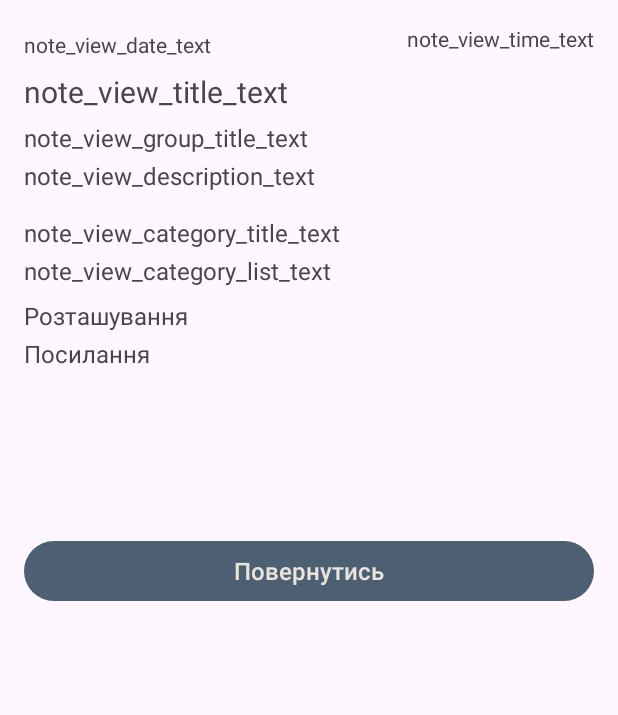
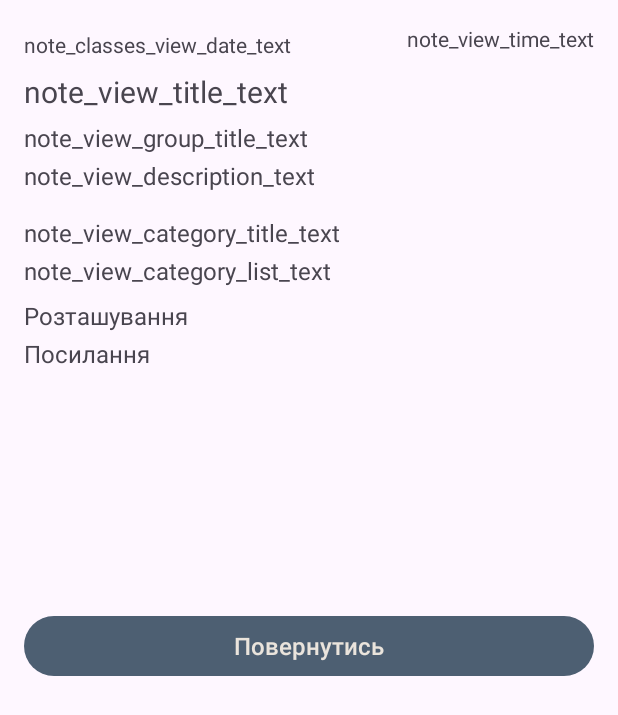
Before and after one commit to MasterNikPro/piv_dev_project, an Android app: the LessonViewClasses screen opened directly, with no data from a screen before it, on a phone screen of 412 x 824 dp. Shown: the top 715 px of the screen. Run offline under Robolectric (Android 15) with nearby library versions, the phone set to English and light mode, and no system bars.

Commit message:
Update activity_lesson_view_classes.xml

```diff
--- a/app/src/main/res/layout/activity_lesson_view_classes.xml
+++ b/app/src/main/res/layout/activity_lesson_view_classes.xml
@@ -31,15 +31,15 @@
                 <TextView
                     android:layout_marginTop="4dp"
                     android:layout_marginBottom="8dp"
-                    android:id="@+id/note_view_date_text_view"
+                    android:id="@+id/note_classes_view_date_text_view"
                     android:layout_width="wrap_content"
                     android:layout_height="wrap_content"
                     android:layout_alignParentLeft="true"
-                    android:text="note_view_date_text"
+                    android:text="note_classes_view_date_text"
                     android:textSize="14sp" />
 
                 <TextView
-                    android:id="@+id/note_view_time_text_view"
+                    android:id="@+id/note_classes_view_time_text_view"
                     android:layout_width="wrap_content"
                     android:layout_height="wrap_content"
                     android:layout_alignParentRight="true"
@@ -49,7 +49,7 @@
             </RelativeLayout>
 
             <TextView
-                android:id="@+id/note_view_title_text_view"
+                android:id="@+id/note_classes_view_title_text_view"
                 android:layout_width="wrap_content"
                 android:layout_height="wrap_content"
                 android:layout_below="@+id/note_view_data_time_layout"
@@ -61,13 +61,13 @@
                 android:id="@+id/note_view_place_title_text_view"
                 android:layout_width="wrap_content"
                 android:layout_height="wrap_content"
-                android:layout_below="@+id/note_view_title_text_view"
+                android:layout_below="@+id/note_classes_view_title_text_view"
                 android:layout_marginBottom="3dp"
                 android:text="note_view_group_title_text"
                 android:textSize="16sp" />
 
             <TextView
-                android:id="@+id/note_view_description_text_view"
+                android:id="@+id/note_classes_view_description_text_view"
                 android:layout_width="wrap_content"
                 android:layout_height="wrap_content"
                 android:layout_below="@+id/note_view_place_title_text_view"
@@ -80,33 +80,33 @@
             <TextView
                 android:textSize="16sp"
                 android:layout_marginBottom="3dp"
-                android:id="@+id/note_view_category_title_text_view"
+                android:id="@+id/note_classes_view_category_title_text_view"
                 android:layout_width="wrap_content"
                 android:layout_height="wrap_content"
-                android:layout_below="@+id/note_view_description_text_view"
+                android:layout_below="@+id/note_classes_view_description_text_view"
                 android:text="note_view_category_title_text" />
 
             <TextView
                 android:textSize="16sp"
                 android:layout_marginBottom="8dp"
-                android:id="@+id/note_view_category_list_text_view"
+                android:id="@+id/note_classes_view_category_list_text_view"
                 android:layout_width="wrap_content"
                 android:layout_height="wrap_content"
-                android:layout_below="@+id/note_view_category_title_text_view"
+                android:layout_below="@+id/note_classes_view_category_title_text_view"
                 android:text="note_view_category_list_text" />
 
             <TextView
                 android:textSize="16sp"
                 android:layout_marginBottom="3dp"
                 android:id="@+id/textView5"
-                android:layout_below="@+id/note_view_category_list_text_view"
+                android:layout_below="@+id/note_classes_view_category_list_text_view"
                 android:layout_width="wrap_content"
                 android:layout_height="wrap_content"
                 android:text="Розташування" />
 
             <RelativeLayout
 
-                android:layout_below="@+id/note_view_category_list_file_view"
+                android:layout_below="@+id/note_classes_view_category_list_file_view"
                 android:layout_centerHorizontal="true"
                 android:layout_width="match_parent"
                 android:layout_height="match_parent">
@@ -130,12 +130,12 @@
             <TextView
                 android:textSize="16sp"
 
-                android:id="@+id/note_view_category_list_file_view"
+                android:id="@+id/note_classes_view_category_list_file_view"
                 android:layout_below="@+id/textView5"
                 android:layout_width="wrap_content"
                 android:layout_height="wrap_content"
                 android:text="Посилання"
-                android:layout_marginBottom="100dp"/>
+                android:layout_marginBottom="150dp"/>
 
 
         </RelativeLayout>
```
